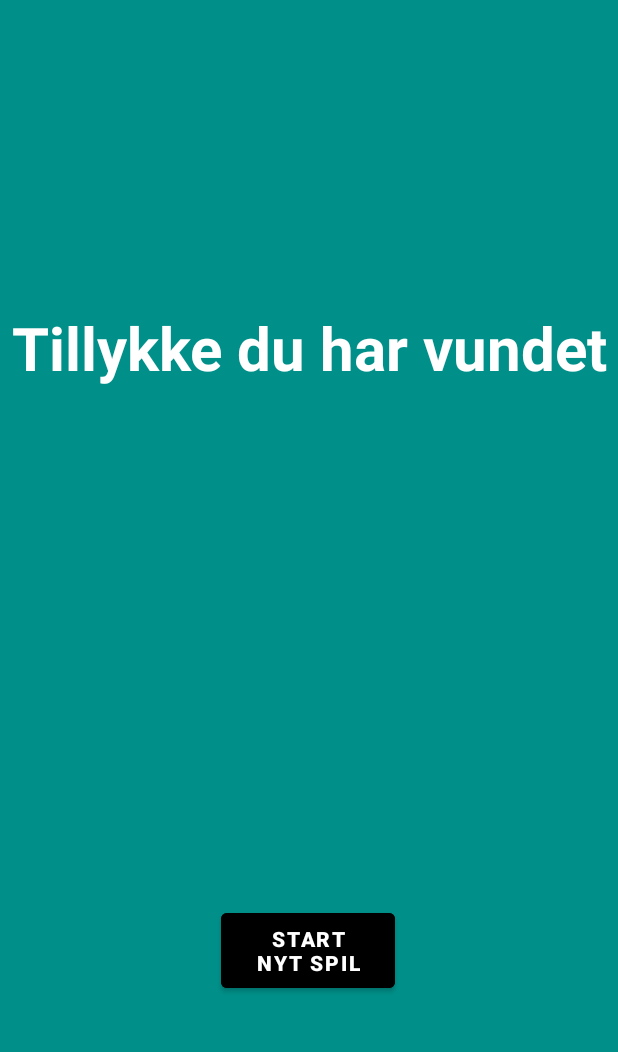
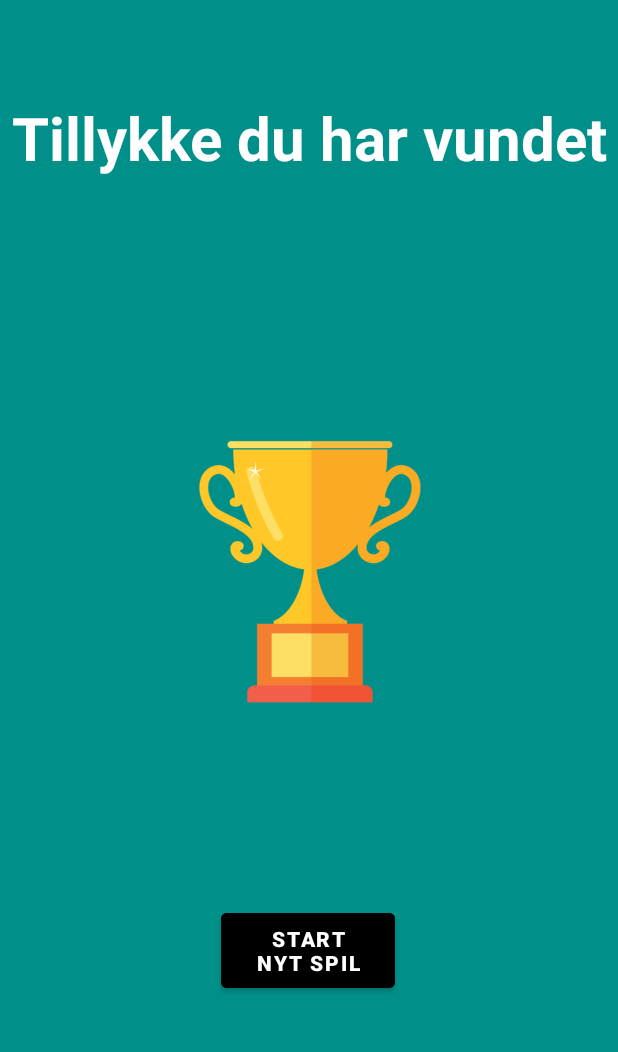
Before and after one commit to AlecRanjitkar/Lykkehjul, an Android app: the vandtFragment screen opened through its navigation route, on a phone screen of 412 x 824 dp, the part 95-1147 px from its top. Run offline under Robolectric (Android 15) with nearby library versions, the phone set to English and light mode, and no system bars.

Commit message:
Tilføjet Imageviews i tabtfragment, vandt fragment og main fragment

```diff
--- a/app/src/main/res/layout/fragment_vandt.xml
+++ b/app/src/main/res/layout/fragment_vandt.xml
@@ -28,12 +28,14 @@
         android:id="@+id/fragmentVundet"
         android:layout_width="match_parent"
         android:layout_height="wrap_content"
-        android:layout_marginTop="268dp"
+        android:layout_marginStart="5dp"
+        android:layout_marginTop="128dp"
+        android:layout_marginEnd="5dp"
         android:gravity="center"
         android:text="Tillykke du har vundet"
-        android:textStyle="bold"
         android:textColor="@color/white"
         android:textSize="40dp"
+        android:textStyle="bold"
         app:layout_constraintEnd_toEndOf="parent"
         app:layout_constraintHorizontal_bias="0.0"
         app:layout_constraintLeft_toLeftOf="parent"
@@ -55,5 +57,17 @@
         app:layout_constraintHorizontal_bias="0.498"
         app:layout_constraintStart_toStartOf="parent" />
 
+    <ImageView
+        android:id="@+id/imageView2"
+        android:layout_width="270dp"
+        android:layout_height="175dp"
+        android:layout_marginTop="90dp"
+        android:layout_marginBottom="49dp"
+        android:src="@drawable/daco_662808"
+        app:layout_constraintBottom_toTopOf="@+id/fragmentStartNytSpil"
+        app:layout_constraintEnd_toEndOf="parent"
+        app:layout_constraintStart_toStartOf="parent"
+        app:layout_constraintTop_toBottomOf="@+id/fragmentVundet" />
+
 
 </androidx.constraintlayout.widget.ConstraintLayout>
```
Also changed, not shown: app/src/main/res/layout/fragment_main.xml (+12 -2 lines), app/src/main/res/layout/fragment_tabt.xml (+15 -2 lines), app/src/main/res/drawable/clipart4503897.png (added), app/src/main/res/drawable/daco_662808.png (added), app/src/main/res/drawable/pikpng_com_restart_icon_png_3823370.png (added).
